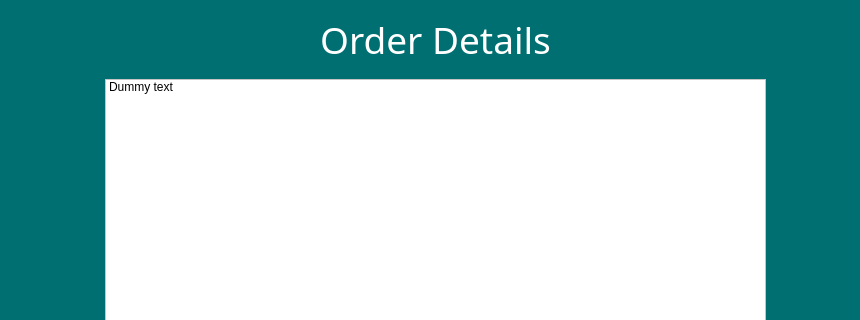
First picture: the form in Frontend/KitchenOrderDetails.ui, repository YY0NII/DeskFood, before the edit; both pictures show x 194 to 1054 and y 0 to 320 of the 1200 by 773 pixel window.
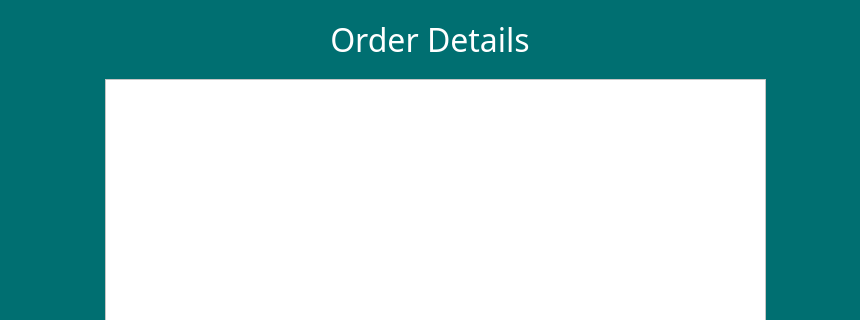
Second picture: the form after the edit.

Patch:
```diff
--- a/Frontend/KitchenOrderDetails.ui
+++ b/Frontend/KitchenOrderDetails.ui
@@ -47,16 +47,16 @@
    <widget class="QLabel" name="OrderDetails">
     <property name="geometry">
      <rect>
-      <x>300</x>
+      <x>275</x>
       <y>10</y>
-      <width>661</width>
-      <height>61</height>
+      <width>700</width>
+      <height>60</height>
      </rect>
     </property>
     <property name="font">
      <font>
       <family>Arial Black</family>
-      <pointsize>28</pointsize>
+      <pointsize>24</pointsize>
       <weight>10</weight>
       <italic>false</italic>
       <bold>false</bold>
@@ -89,11 +89,6 @@
     <property name="frameShape">
      <enum>QFrame::StyledPanel</enum>
     </property>
-    <item>
-     <property name="text">
-      <string>Dummy text</string>
-     </property>
-    </item>
    </widget>
   </widget>
  </widget>
```
Left out of the diff: 2 changed lines with no effect on the pictures.
